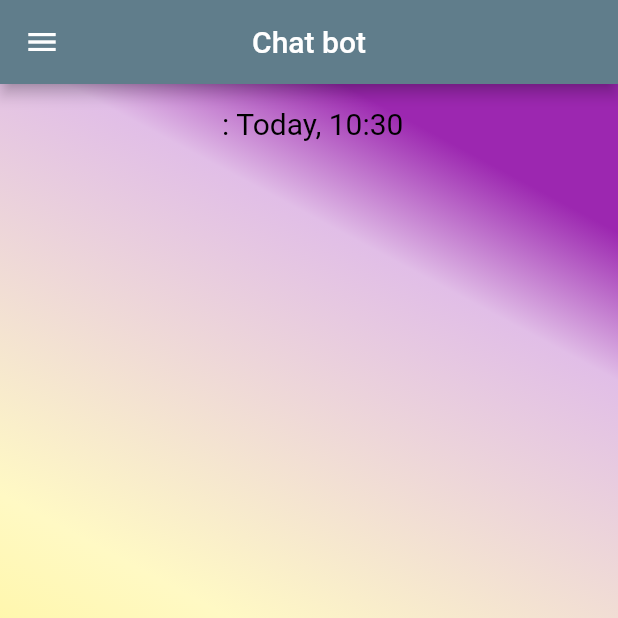
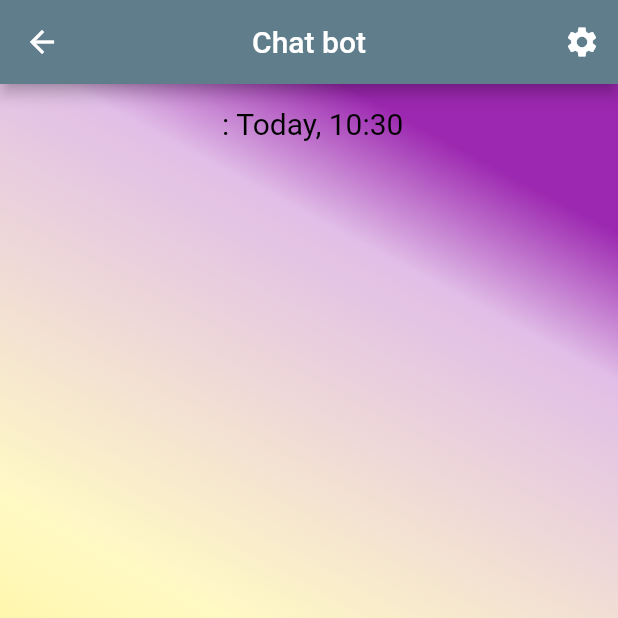
Before and after one commit to ProjectWhite/White, a Flutter app: the chatbot screen opened by its route, on a phone screen of 412 x 824 dp, the top half of it. Run offline on Flutter 3.47's test engine with Material 2 defaults, Android fonts, the phone set to English and light mode, and no system bars; our stand-ins replace bubble, hexcolor; missing offline and left inert: flutter_dialogflow.

Commit message:
SettingUI

```diff
--- a/flutter_appchatbot/lib/Pagechat/chatbot.dart
+++ b/flutter_appchatbot/lib/Pagechat/chatbot.dart
@@ -3,15 +3,12 @@ import 'dart:convert';
 import 'package:bubble/bubble.dart';
 import 'package:flutter/material.dart';
 import 'package:flutter_appchatbot/Pagechat/Milestone.dart';
+import 'package:flutter_appchatbot/Pagesetting/setting.dart';
 import 'package:flutter_dialogflow/dialogflow_v2.dart';
 import 'package:intl/intl.dart';
 import '../main.dart';
-import 'Profile.dart';
-import 'SecurityPage.dart';
-import 'SettingPage.dart';
-import 'HelpCenterPage.dart';
 import 'package:http/http.dart' as http;
-
+import '';
 
 
 class chatbot extends StatefulWidget {
@@ -73,72 +70,17 @@ class _chatbotState extends State<chatbot> {
         title: Text("Chat bot",),
         backgroundColor: Colors.blueGrey,
         centerTitle: true,
-      ),
-      drawer : new Drawer(
-        child: ListView(
-          children:<Widget> [
-            new UserAccountsDrawerHeader(
-              accountName: new Text('$name'),
-              accountEmail: new Text('aoy35085@hotmail.com'),
-
-            ),
-            new ListTile(
-              title: new Text('Profile'),
-              onTap: (){
-                // ignore: unnecessary_statements
-                Navigator.of(context).pop();
-                Navigator.push(context,
-                    new MaterialPageRoute(
-                      builder: (BuildContext context) => new AboutPage(),
-                    ));
-              },
-            ),
-            new ListTile(
-              title: new Text('Setting'),
-              onTap: (){
-                // ignore: unnecessary_statements
-                Navigator.of(context).pop();
-                Navigator.push(context,
-                    new MaterialPageRoute(
-                      builder: (BuildContext context) => new SettingPage(),
-                    ));
-              },
-            ),
-            new ListTile(
-              title: new Text('Security'),
-              onTap: (){
-                // ignore: unnecessary_statements
-                Navigator.of(context).pop();
-                Navigator.push(context,
-                    new MaterialPageRoute(
-                      builder: (BuildContext context) => new SecurityPage(),
-                    ));
-              },
-            ),
-            new ListTile(
-              title: new Text('Help center'),
-              onTap: (){
-                // ignore: unnecessary_statements
-                Navigator.of(context).pop();
-                Navigator.push(context,
-                    new MaterialPageRoute(
-                      builder: (BuildContext context) => new HelpCenterPage(),
-                    ));
-              },
-            ),
-            new ListTile(
-              title: new Text('Milestone'),
-              onTap: (){
-                // ignore: unnecessary_statements
-                Navigator.of(context).pop();
-                Navigator.push(context,
-                    new MaterialPageRoute(
-                      builder: (BuildContext context) => new Milestone(),
-                    ));
-              },
-            ),
-          ],
-        ),
+        actions: [
+          IconButton(
+              icon: Icon(
+                Icons.settings,
+                color: Colors.white,
+              ),
+              onPressed: (){
+                Navigator.of(context).push(MaterialPageRoute(
+                    builder: (BuildContext context) => SettingPage()));
+              }),
+        ],
       ),
       body: Container(
         decoration: BoxDecoration(
--- a/flutter_appchatbot/lib/main.dart
+++ b/flutter_appchatbot/lib/main.dart
@@ -23,7 +23,7 @@ class MyApp extends StatelessWidget {
     return new MaterialApp(
       debugShowCheckedModeBanner: false,
       title: 'Login PHP My Admin',
-      home: new chatbot(),
+      home: new MyHomePage(),
       routes: <String,WidgetBuilder>{
         '/wellcome1': (BuildContext context)=> new wellcome(),
         '/wellcome2': (BuildContext context)=> new wellcome2(),
```
